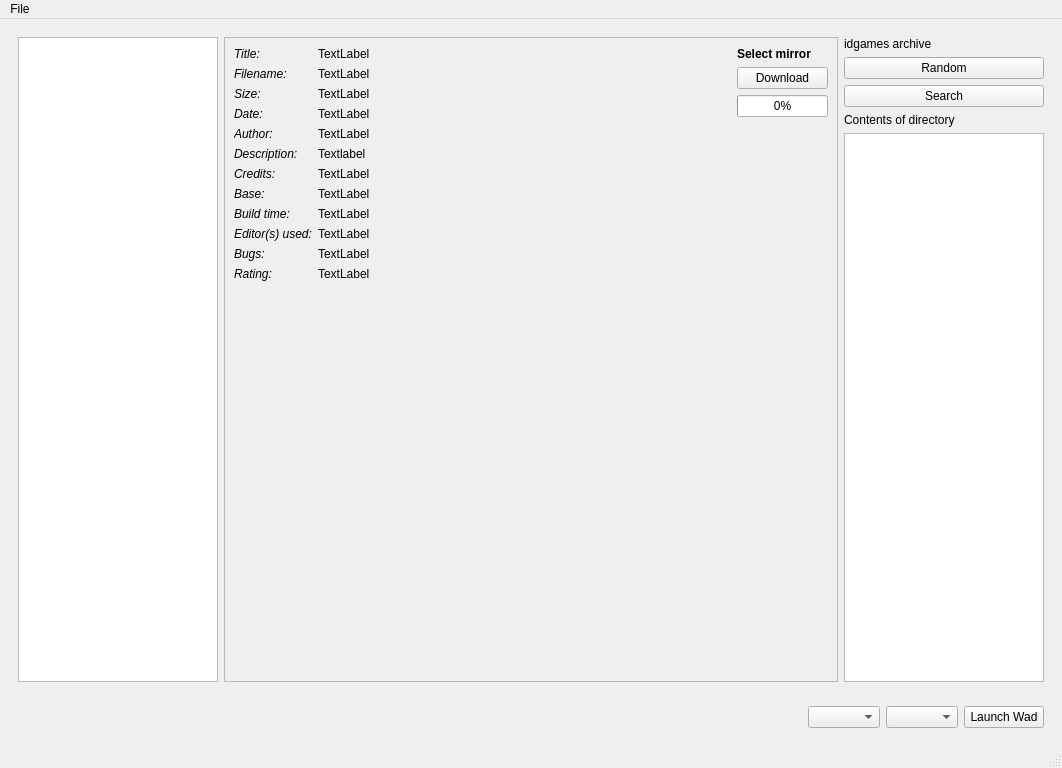
First picture: the form in src/main/resources/base/template/wadlauncher.ui, repository karlpet/WadLauncher, before the edit.
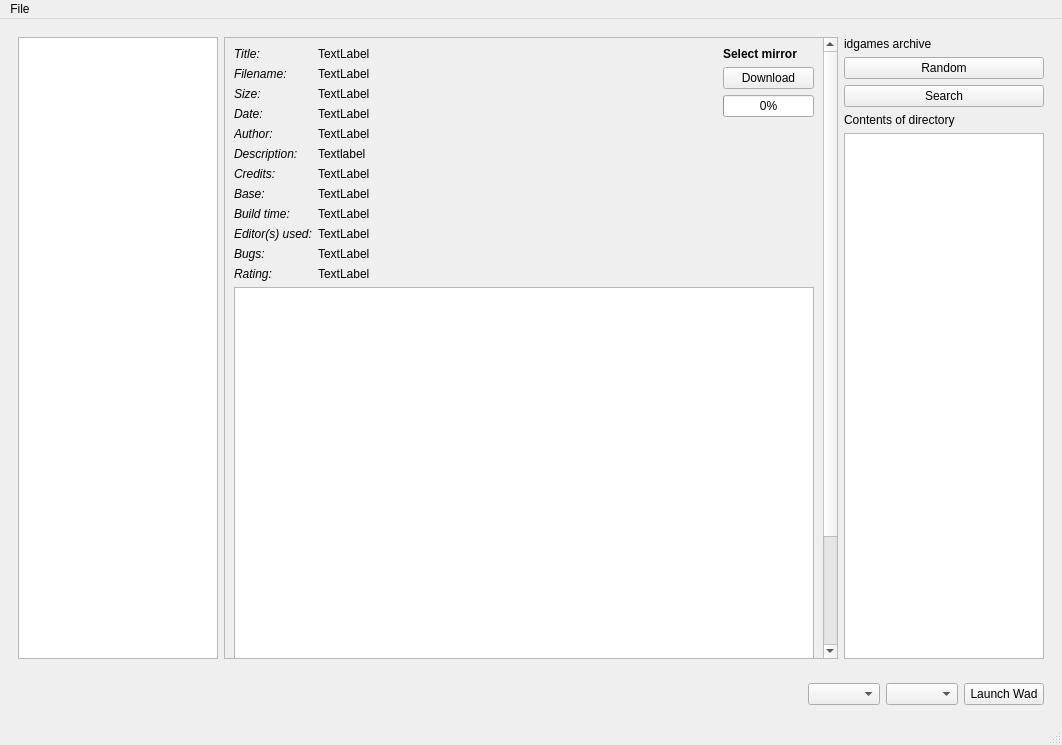
Second picture: the form after the edit. The open tabs and pages were chosen to show the change.

Commit message: Added textfile viewer, and some extra fix where download button does not get it's text reset after updating.

The edit to the form file:
```diff
--- a/src/main/resources/base/template/wadlauncher.ui
+++ b/src/main/resources/base/template/wadlauncher.ui
@@ -7,7 +7,7 @@
     <x>0</x>
     <y>0</y>
     <width>1062</width>
-    <height>768</height>
+    <height>745</height>
    </rect>
   </property>
   <property name="windowTitle">
@@ -136,8 +136,8 @@
               <rect>
                <x>0</x>
                <y>0</y>
-               <width>612</width>
-               <height>632</height>
+               <width>596</width>
+               <height>755</height>
               </rect>
              </property>
              <layout class="QGridLayout" name="gridLayout_2">
@@ -687,19 +687,35 @@
                 </item>
                </layout>
               </item>
-              <item row="2" column="0" colspan="2">
+              <item row="3" column="0" colspan="2">
                <spacer name="verticalSpacer_2">
                 <property name="orientation">
                  <enum>Qt::Vertical</enum>
                 </property>
+                <property name="sizeType">
+                 <enum>QSizePolicy::Minimum</enum>
+                </property>
                 <property name="sizeHint" stdset="0">
                  <size>
                   <width>20</width>
-                  <height>40</height>
+                  <height>0</height>
                  </size>
                 </property>
                </spacer>
               </item>
+              <item row="2" column="0" colspan="2">
+               <widget class="QPlainTextEdit" name="idgames_detail_textfile">
+                <property name="minimumSize">
+                 <size>
+                  <width>0</width>
+                  <height>500</height>
+                 </size>
+                </property>
+                <property name="readOnly">
+                 <bool>true</bool>
+                </property>
+               </widget>
+              </item>
              </layout>
             </widget>
            </widget>
```
Left out of the diff: 2 changed lines with no effect on the pictures. The commit also changes 1 other file.
